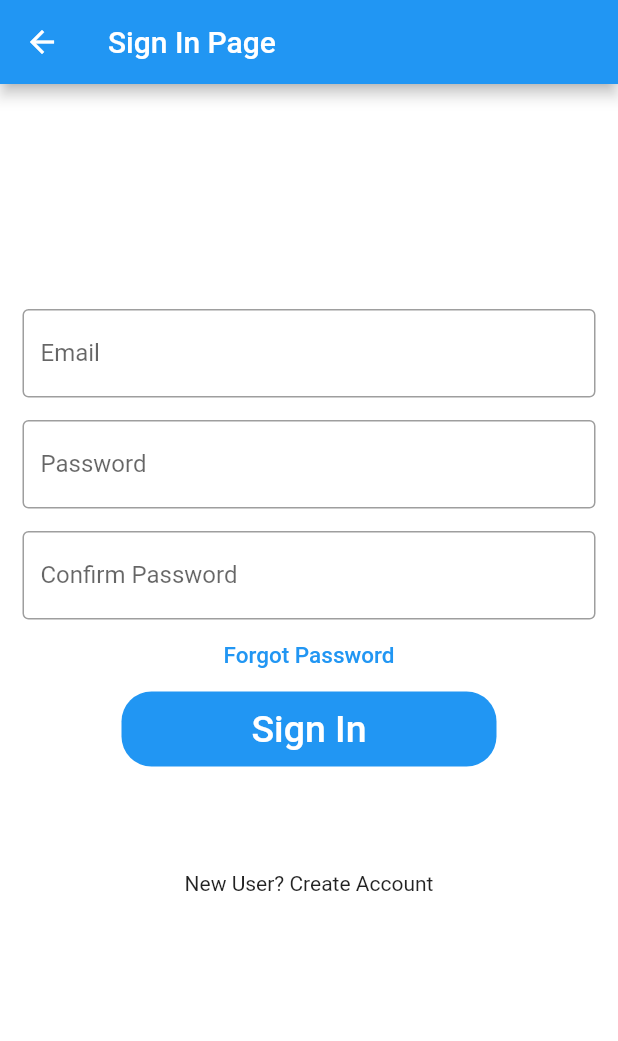
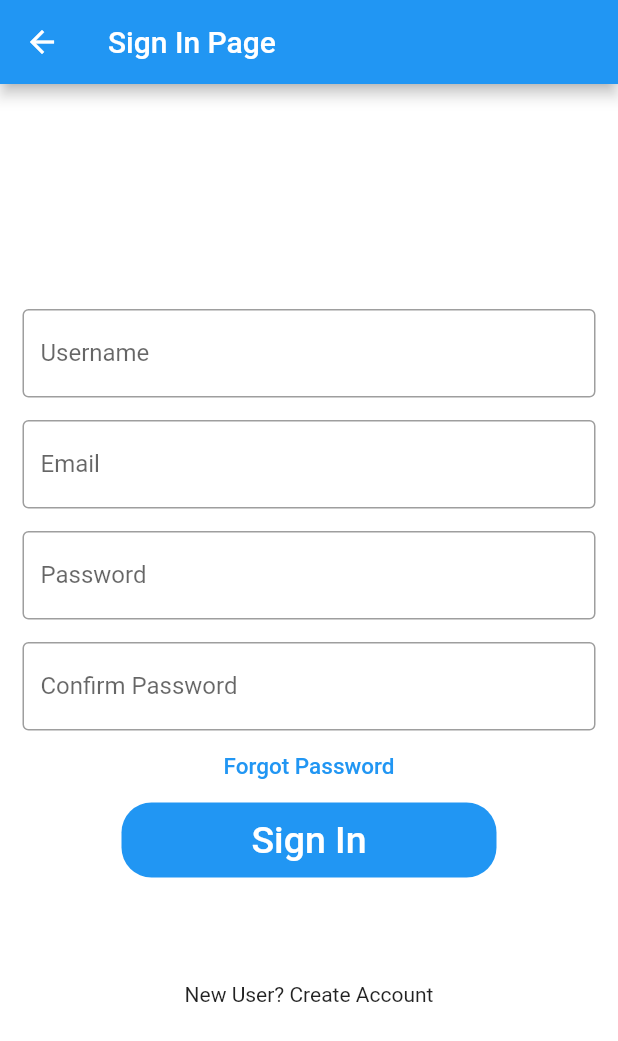
Before and after one commit to oak8MJ/Boardzy-ALPHA, a Flutter app: the screen it shows after launch, after a tap on "Sign Up", on a phone screen of 412 x 824 dp. Shown: the top 1041 px of the screen. Run offline on Flutter 3.47's test engine with Material 2 defaults, Android fonts, the phone set to English and light mode, and no system bars.

Commit message:
username

```diff
--- a/lib/pages/signup.dart
+++ b/lib/pages/signup.dart
@@ -45,6 +45,17 @@ class _SignInDemoState extends State<SignInDemo> {
             Padding(
               //padding: const EdgeInsets.only(left:15.0,right: 15.0,top:0,bottom: 0),
               padding: EdgeInsets.symmetric(horizontal: 15),
+              child: TextField(
+                decoration: InputDecoration(
+                    border: OutlineInputBorder(),
+                    labelText: 'Username',
+                    hintText: 'Enter valid email id as abc@gmail.com'),
+              ),
+            ),
+            Padding(
+              //padding: const EdgeInsets.only(left:15.0,right: 15.0,top:0,bottom: 0),
+              padding: const EdgeInsets.only(
+                  left: 15.0, right: 15.0, top: 15, bottom: 0),
               child: TextField(
                 decoration: InputDecoration(
                     border: OutlineInputBorder(),
```
